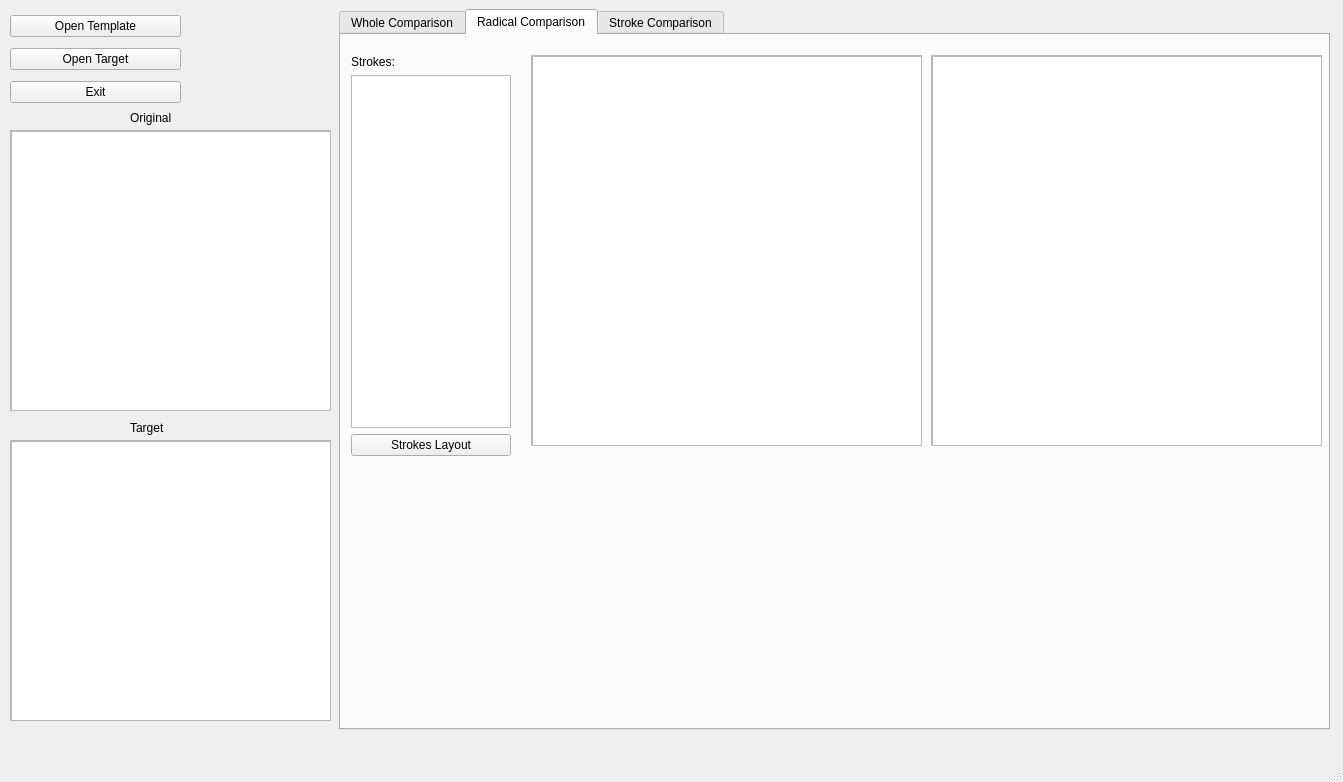
liupeng89/CalligraphyEvaluationTool, file calligraphycomparisonmainwindow.ui: the form before one commit.
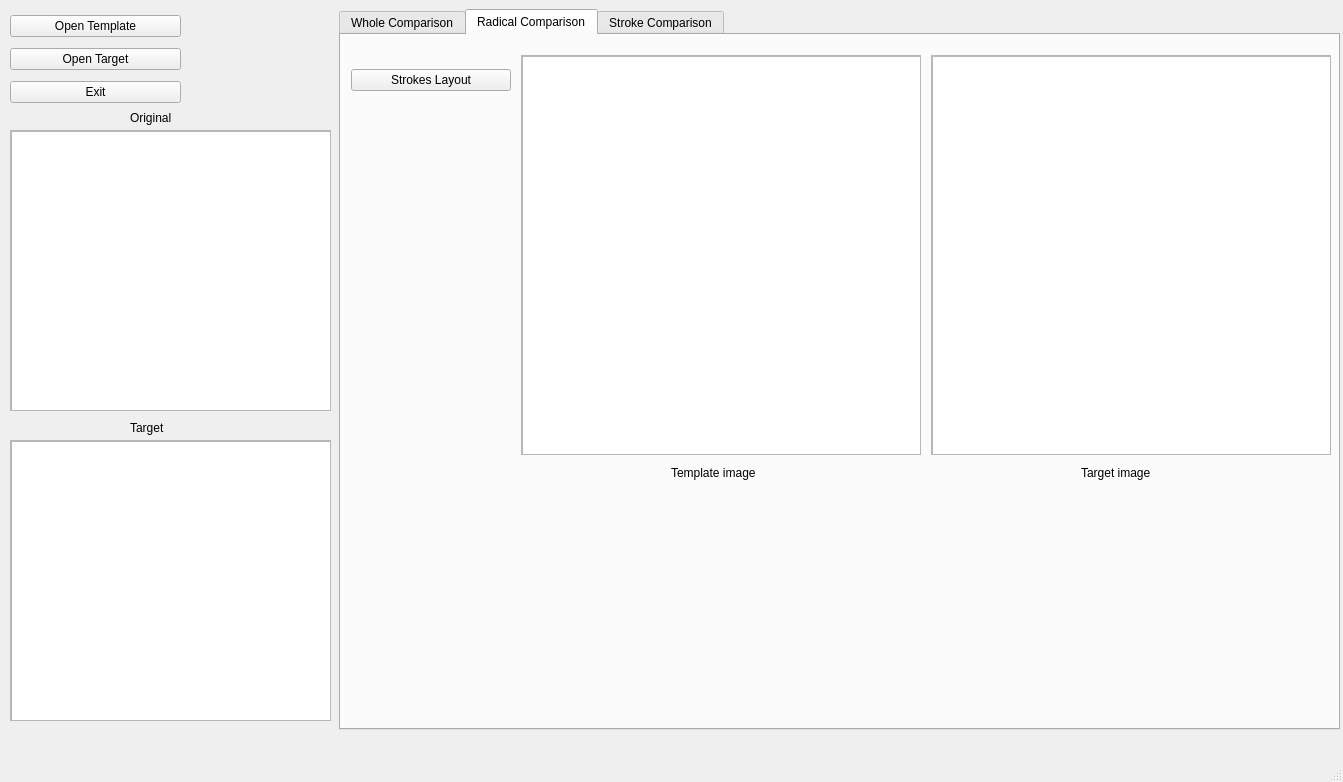
The form after the commit. The open tabs and pages were chosen to show the change.

What changed in the file:
```diff
--- a/calligraphycomparisonmainwindow.ui
+++ b/calligraphycomparisonmainwindow.ui
@@ -19,7 +19,7 @@
      <rect>
       <x>339</x>
       <y>9</y>
-      <width>991</width>
+      <width>1001</width>
       <height>721</height>
      </rect>
     </property>
@@ -820,20 +820,10 @@
         <x>10</x>
         <y>20</y>
         <width>160</width>
-        <height>401</height>
+        <height>51</height>
        </rect>
       </property>
       <layout class="QVBoxLayout" name="verticalLayout_6">
-       <item>
-        <widget class="QLabel" name="label_27">
-         <property name="text">
-          <string>Strokes:</string>
-         </property>
-        </widget>
-       </item>
-       <item>
-        <widget class="QListView" name="strokes_layout_listview"/>
-       </item>
        <item>
         <widget class="QPushButton" name="stroke_layout_btn">
          <property name="text">
@@ -846,10 +836,10 @@
      <widget class="QScrollArea" name="scrollArea_9">
       <property name="geometry">
        <rect>
-        <x>190</x>
+        <x>180</x>
         <y>20</y>
-        <width>391</width>
-        <height>391</height>
+        <width>400</width>
+        <height>400</height>
        </rect>
       </property>
       <property name="widgetResizable">
@@ -860,8 +850,8 @@
         <rect>
          <x>0</x>
          <y>0</y>
-         <width>389</width>
-         <height>389</height>
+         <width>398</width>
+         <height>398</height>
         </rect>
        </property>
        <widget class="QGraphicsView" name="template_strokes_layout_gview">
@@ -869,8 +859,8 @@
          <rect>
           <x>0</x>
           <y>0</y>
-          <width>391</width>
-          <height>391</height>
+          <width>400</width>
+          <height>400</height>
          </rect>
         </property>
        </widget>
@@ -881,8 +871,8 @@
        <rect>
         <x>590</x>
         <y>20</y>
-        <width>391</width>
-        <height>391</height>
+        <width>400</width>
+        <height>400</height>
        </rect>
       </property>
       <property name="widgetResizable">
@@ -893,8 +883,8 @@
         <rect>
          <x>0</x>
          <y>0</y>
-         <width>389</width>
-         <height>389</height>
+         <width>398</width>
+         <height>398</height>
         </rect>
        </property>
        <widget class="QGraphicsView" name="target_strokes_layout_gview">
@@ -902,13 +892,39 @@
          <rect>
           <x>0</x>
           <y>0</y>
-          <width>391</width>
-          <height>391</height>
+          <width>400</width>
+          <height>400</height>
          </rect>
         </property>
        </widget>
       </widget>
      </widget>
+     <widget class="QLabel" name="label_27">
+      <property name="geometry">
+       <rect>
+        <x>330</x>
+        <y>430</y>
+        <width>101</width>
+        <height>16</height>
+       </rect>
+      </property>
+      <property name="text">
+       <string>Template image</string>
+      </property>
+     </widget>
+     <widget class="QLabel" name="label_33">
+      <property name="geometry">
+       <rect>
+        <x>740</x>
+        <y>430</y>
+        <width>101</width>
+        <height>16</height>
+       </rect>
+      </property>
+      <property name="text">
+       <string>Target image</string>
+      </property>
+     </widget>
     </widget>
     <widget class="QWidget" name="tab_3">
      <attribute name="title">
```
Left out of the diff: 70 changed lines with no effect on the pictures.
